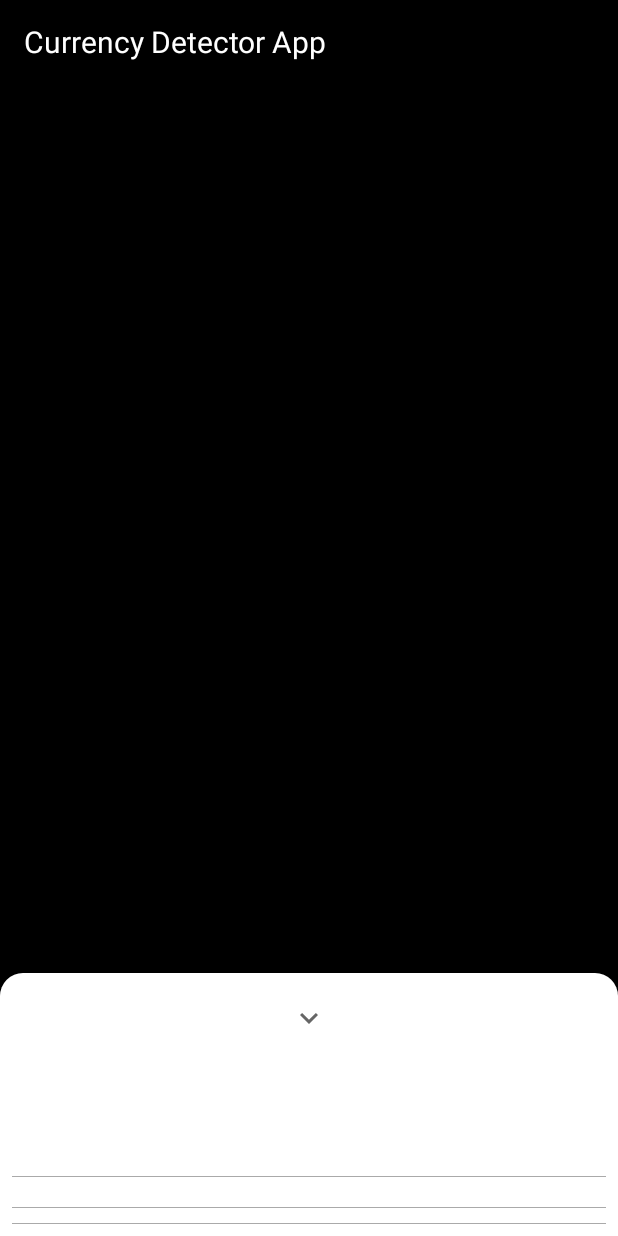
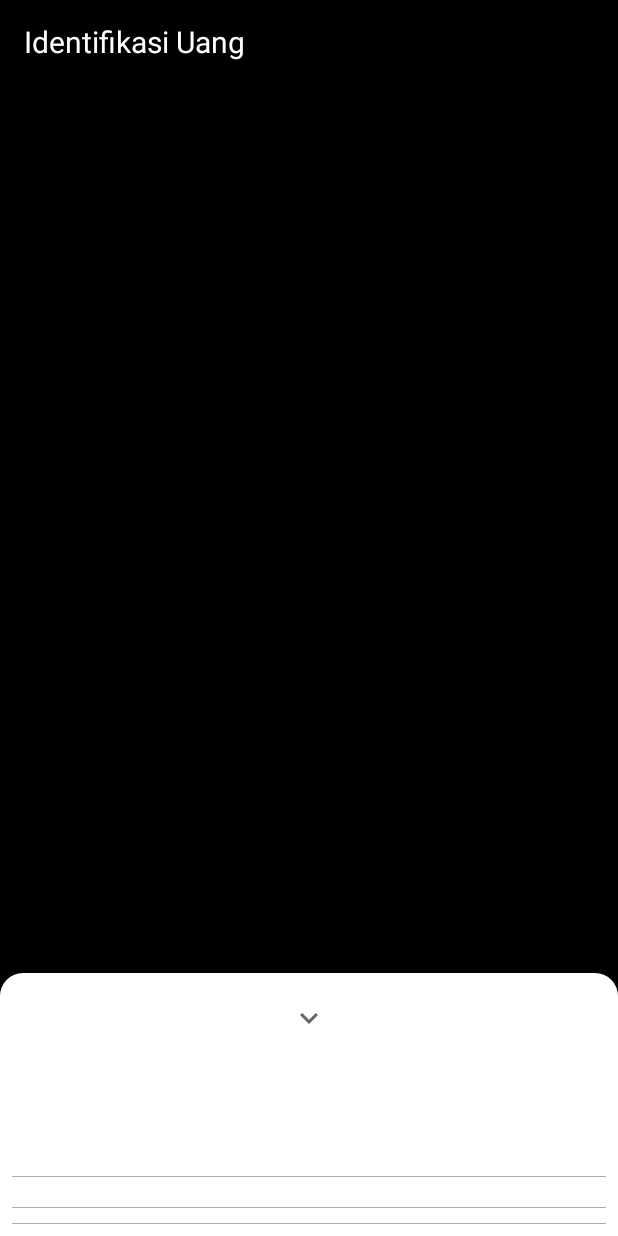
Before and after one commit to Tomjerry12345/IdentifikasiUang, an Android app: the layout activity_camera.xml on its own in the app's theme, with its tools: preview values and no code run, on a phone screen of 412 x 824 dp. Run offline under Robolectric (Android 15) with nearby library versions, the phone set to English and light mode, and no system bars.

Commit message:
09/02/2022

```diff
--- a/app/src/main/res/layout/activity_camera.xml
+++ b/app/src/main/res/layout/activity_camera.xml
@@ -41,10 +41,10 @@
 
             <TextView
                 android:layout_width="match_parent"
-                android:text="Currency Detector App"
+                android:layout_height="wrap_content"
+                android:text="Identifikasi Uang"
                 android:textColor="#fff"
-                android:textSize="20sp"
-                android:layout_height="wrap_content"/>
+                android:textSize="20sp" />
         </androidx.appcompat.widget.Toolbar>
 
     </RelativeLayout>
--- a/app/src/main/res/values/strings.xml
+++ b/app/src/main/res/values/strings.xml
@@ -1,5 +1,5 @@
 <resources>
-    <string name="app_name">IdentifikasiUang</string>
+    <string name="app_name">uang</string>
     <!-- TODO: Remove or change this placeholder text -->
     <string name="hello_blank_fragment">Hello blank fragment</string>
     <string name="description_info">Info</string>
```
